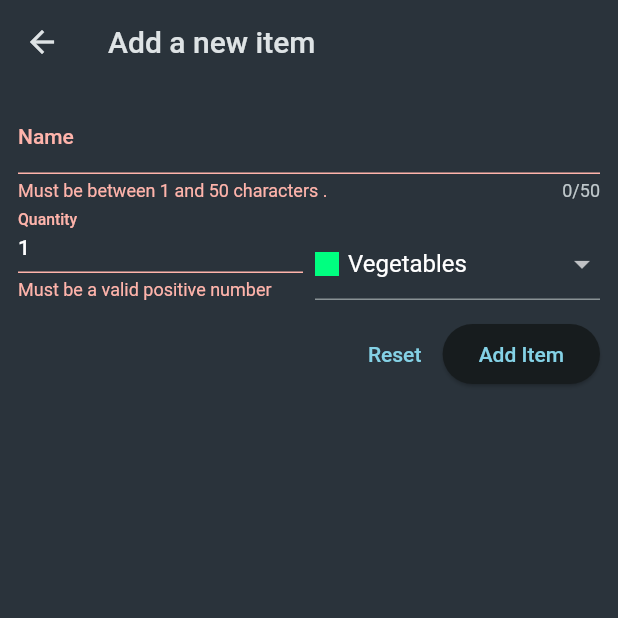
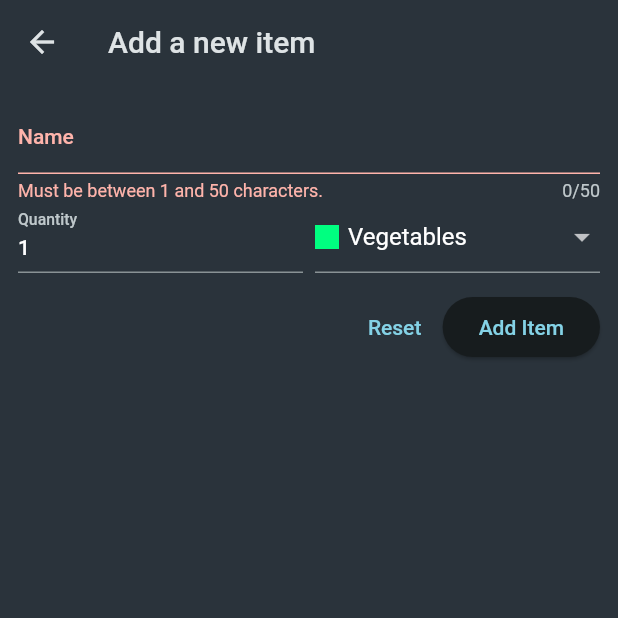
Before and after one commit to purbashis/shoppinglistapp, a Flutter app: the NewItem screen opened directly, after a tap on "Add Item", on a phone screen of 412 x 824 dp, the top half of it. Run offline on Flutter 3.47's test engine with Material 2 defaults, Android fonts, the phone set to English and light mode, and no system bars.

Commit message:
updated item list

```diff
--- a/lib/widgets/new_item.dart
+++ b/lib/widgets/new_item.dart
@@ -1,4 +1,6 @@
 import 'package:flutter/material.dart';
+
+
 import 'package:shoppinglistapp/data/category.dart';
 import 'package:shoppinglistapp/models/categories.dart';
 import 'package:shoppinglistapp/models/grocery_item.dart';
@@ -7,12 +9,14 @@ class NewItem extends StatefulWidget {
   const NewItem({super.key});
 
   @override
-  State<NewItem> createState() => _NewItemState();
+  State<NewItem> createState() {
+    return _NewItemState();
+  }
 }
 
 class _NewItemState extends State<NewItem> {
   final _formKey = GlobalKey<FormState>();
-  var _enteredItemName = '';
+  var _enteredName = '';
   var _enteredQuantity = 1;
   var _selectedCategory = categories[Categories.vegetables]!;
 
@@ -22,13 +26,11 @@ class _NewItemState extends State<NewItem> {
       Navigator.of(context).pop(
         GroceryItem(
           id: DateTime.now().toString(),
-            name: _enteredItemName,
+          name: _enteredName,
           quantity: _enteredQuantity,
-            category: _selectedCategory),
+          category: _selectedCategory,
+        ),
       );
-      // print(_enteredItemName);
-      // print(_selectedCategory);
-      // print(_selectedCategory);
     }
   }
 
@@ -46,7 +48,7 @@ class _NewItemState extends State<NewItem> {
             children: [
               TextFormField(
                 maxLength: 50,
-                decoration: InputDecoration(
+                decoration: const InputDecoration(
                   label: Text('Name'),
                 ),
                 validator: (value) {
@@ -54,18 +56,17 @@ class _NewItemState extends State<NewItem> {
                       value.isEmpty ||
                       value.trim().length <= 1 ||
                       value.trim().length > 50) {
-                    return 'Must be between 1 and 50 characters . ';
+                    return 'Must be between 1 and 50 characters.';
                   }
                   return null;
                 },
                 onSaved: (value) {
-                  //  if (value == null){
+                  // if (value == null) {
                   //   return;
-                  //  }
-
-                  _enteredItemName = value!;
+                  // }
+                  _enteredName = value!;
                 },
-              ),
+              ), // instead of TextField()
               Row(
                 crossAxisAlignment: CrossAxisAlignment.end,
                 children: [
@@ -80,8 +81,8 @@ class _NewItemState extends State<NewItem> {
                         if (value == null ||
                             value.isEmpty ||
                             int.tryParse(value) == null ||
-                            int.tryParse(value) != 0) {
-                          return 'Must be a valid positive number ';
+                            int.tryParse(value)! <= 0) {
+                          return 'Must be a valid, positive number.';
                         }
                         return null;
                       },
@@ -98,30 +99,29 @@ class _NewItemState extends State<NewItem> {
                         for (final category in categories.entries)
                           DropdownMenuItem(
                             value: category.value,
-                              child: Row(children: [
+                            child: Row(
+                              children: [
                                 Container(
                                   width: 16,
                                   height: 16,
                                   color: category.value.color,
                                 ),
-                                const SizedBox(
-                                  width: 6,
+                                const SizedBox(width: 6),
+                                Text(category.value.title),
+                              ],
                             ),
-                                Text(category.value.title),
-                              ]),
-                            )
+                          ),
                       ],
                       onChanged: (value) {
                         setState(() {
                           _selectedCategory = value!;
                         });
-                        }),
-                  )
+                      },
+                    ),
+                  ),
                 ],
               ),
-              const SizedBox(
-                height: 12,
-              ),
+              const SizedBox(height: 12),
               Row(
                 mainAxisAlignment: MainAxisAlignment.end,
                 children: [
@@ -129,10 +129,14 @@ class _NewItemState extends State<NewItem> {
                     onPressed: () {
                       _formKey.currentState!.reset();
                     },
-                      child: Text('Reset')),
-                  ElevatedButton(onPressed: _saveItem, child: Text('Add Item'))
+                    child: const Text('Reset'),
+                  ),
+                  ElevatedButton(
+                    onPressed: _saveItem,
+                    child: const Text('Add Item'),
+                  )
                 ],
-              )
+              ),
             ],
           ),
         ),
```
Lines whose indentation alone changed are shown as unchanged.
